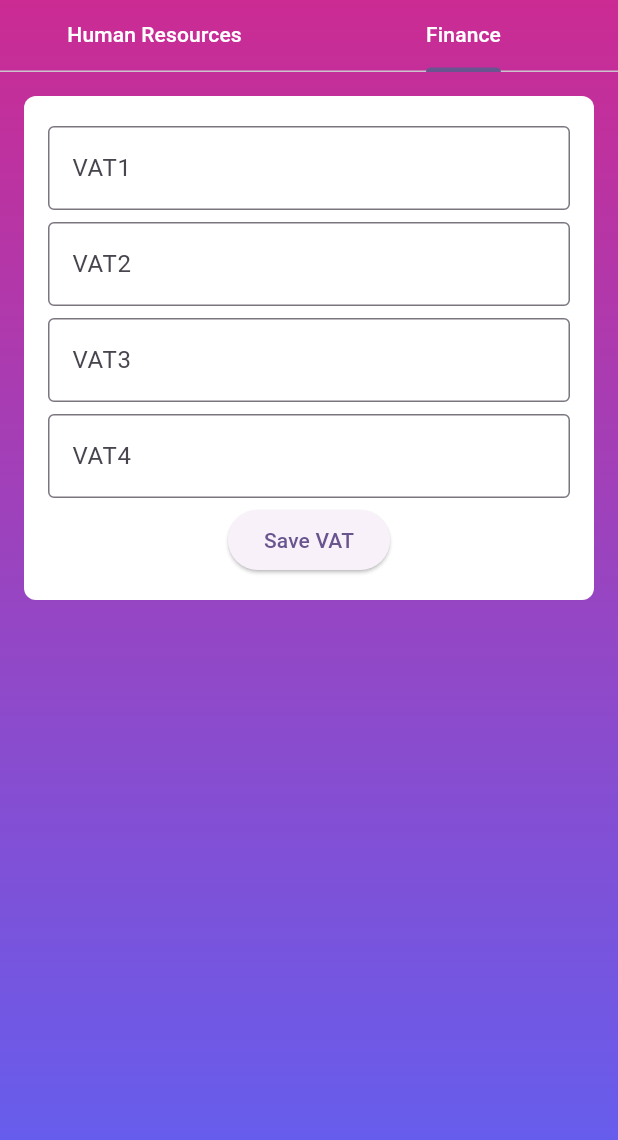
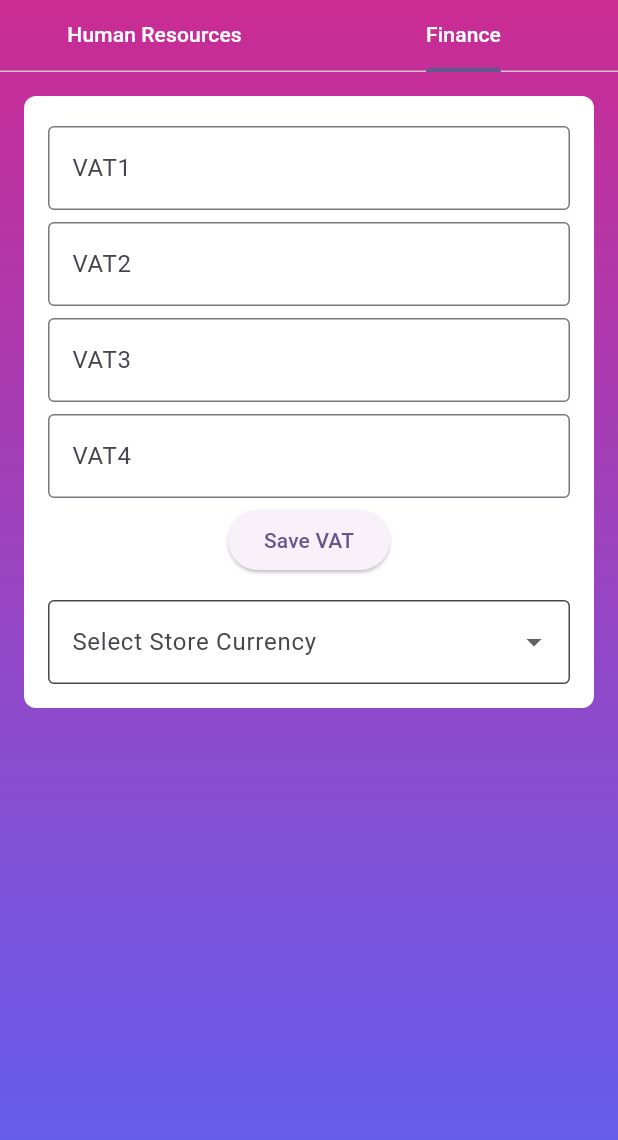
Before and after one commit to pratas05/stock_flow, a Flutter app: the FinanceAndHumanResourcesPage screen opened directly, tab 2 chosen, on a phone screen of 412 x 824 dp. Shown: the top 1140 px of the screen. Run offline on Flutter 3.47's test engine with Material 3 defaults, Android fonts, the phone set to English and light mode, and no system bars; our stand-ins replace cloud_firestore, firebase_auth, firebase_core, google_sign_in, table_calendar, timeago; accounts and stored records are empty.

Commit message:
Currency change finance

```diff
--- a/lib/screens_main/finance_Page.dart
+++ b/lib/screens_main/finance_Page.dart
@@ -76,7 +76,8 @@ class FinanceAndHRViewModel {
       final userDoc = await _firestore.collection('users').doc(user.uid).get();
       return userDoc.data()?['storeNumber'] as String?;
     } catch (e) {
-      debugPrint("Error fetching store number: $e"); return null;
+      debugPrint("Error fetching store number: $e");
+      return null;
     }
   }
 
@@ -104,7 +105,8 @@ class FinanceAndHRViewModel {
     try {
       await _firestore.collection('iva').doc(storeNumber).set(vat.toMap());
     } catch (e) {
-      debugPrint("Error updating VAT values: $e"); rethrow;
+      debugPrint("Error updating VAT values: $e");
+      rethrow;
     }
   }
 
@@ -113,7 +115,24 @@ class FinanceAndHRViewModel {
       await _firestore.collection('users').doc(userId).update({
         'adminPermission': currentPermission ? "" : adminStoreNumber,
       });
-    } catch (e) {debugPrint("Error updating admin permission: $e"); rethrow;}
+    } catch (e) {
+      debugPrint("Error updating admin permission: $e");
+      rethrow;
+    }
+  }
+
+  Future<void> updateStoreCurrency(String currencySymbol) async {
+    try {
+      final user = _auth.currentUser;
+      if (user != null) {
+        await _firestore.collection('users').doc(user.uid).update({
+          'storeCurrency': currencySymbol,
+        });
+      }
+    } catch (e) {
+      debugPrint("Error updating store currency: $e");
+      rethrow;
+    }
   }
 }
 
@@ -132,6 +151,15 @@ class _FinanceAndHumanResourcesPageState
   late TabController _tabController;
   late Future<String?> _storeNumberFuture;
   late VatModel _initialVatValues;
+
+  final Map<String, String> _currencyMap = {
+    'Euro (€)': '€',
+    'US Dollar (\$)': '\$',
+    'British Pound (£)': '£',
+    'Brazilian Real (R\$)': 'R\$',
+  };
+
+  String? _selectedCurrency;
 
   @override
   void initState() {
@@ -155,19 +183,23 @@ class _FinanceAndHumanResourcesPageState
               hexStringToColor("9546C4"),
               hexStringToColor("5E61F4"),
             ],
-            begin: Alignment.topCenter, end: Alignment.bottomCenter,
+            begin: Alignment.topCenter,
+            end: Alignment.bottomCenter,
           ),
         ),
         child: FutureBuilder<String?>(
           future: _storeNumberFuture,
           builder: (context, snapshot) {
-            if (snapshot.connectionState == ConnectionState.waiting) {return const Center(child: CircularProgressIndicator());}
+            if (snapshot.connectionState == ConnectionState.waiting) {
+              return const Center(child: CircularProgressIndicator());
+            }
 
             if (snapshot.hasError || !snapshot.hasData || snapshot.data == null) {
               return const Center(
                 child: Text(
                   'You are not connected to any store. Please contact your Admin.',
-                  style: TextStyle(fontSize: 18, color: Colors.black)),
+                  style: TextStyle(fontSize: 18, color: Colors.black),
+                ),
               );
             }
 
@@ -210,7 +242,7 @@ class _FinanceAndHumanResourcesPageState
 
         if (snapshot.hasError) {
           return const Center(
-            child: Text('Errr to load users.', style: TextStyle(fontSize: 18, color: Colors.black)),
+            child: Text('Error loading users.', style: TextStyle(fontSize: 18, color: Colors.black)),
           );
         }
 
@@ -240,9 +272,7 @@ class _FinanceAndHumanResourcesPageState
                     const Icon(Icons.account_circle, color: Colors.purple),
                     IconButton(
                       icon: Icon(
-                        hasAdminPermission
-                            ? Icons.remove_circle_outline
-                            : Icons.admin_panel_settings,
+                        hasAdminPermission ? Icons.remove_circle_outline : Icons.admin_panel_settings,
                         color: hasAdminPermission ? Colors.red : Colors.blue,
                       ),
                       onPressed: () => _toggleAdminPermission(user.id, hasAdminPermission, storeNumber),
@@ -269,12 +299,12 @@ class _FinanceAndHumanResourcesPageState
 
           if (snapshot.hasError) {
             return const Center(
-              child: Text(
-                'Error to load IVA values', style: TextStyle(fontSize: 18, color: Colors.black)),);
+              child: Text('Error to load IVA values', style: TextStyle(fontSize: 18, color: Colors.black)),
+            );
           }
 
           final vat = snapshot.data ?? VatModel(vat1: '0', vat2: '0', vat3: '0', vat4: '0');
-          _initialVatValues = vat; // Store initial values for comparison
+          _initialVatValues = vat;
 
           final controllers = {
             'VAT1': TextEditingController(text: vat.vat1),
@@ -305,6 +335,41 @@ class _FinanceAndHumanResourcesPageState
                     ElevatedButton(
                       onPressed: () => _updateVatValues(storeNumber, controllers),
                       child: const Text('Save VAT'),
+                    ),
+                    Padding(
+                      padding: const EdgeInsets.only(top: 16.0),
+                      child: DropdownButtonFormField<String>(
+                        value: _selectedCurrency,
+                        decoration: const InputDecoration(
+                          labelText: 'Select Store Currency',
+                          border: OutlineInputBorder(),
+                          filled: true,
+                          fillColor: Colors.white,
+                        ),
+                        items: _currencyMap.entries.map((entry) {
+                          return DropdownMenuItem<String>(
+                            value: entry.value,
+                            child: Text(entry.key),
+                          );
+                        }).toList(),
+                        onChanged: (value) async {
+                          setState(() {
+                            _selectedCurrency = value;
+                          });
+                          if (value != null) {
+                            try {
+                              await _viewModel.updateStoreCurrency(value);
+                              ScaffoldMessenger.of(context).showSnackBar(
+                                SnackBar(content: Text('Currency saved: $value')),
+                              );
+                            } catch (_) {
+                              ScaffoldMessenger.of(context).showSnackBar(
+                                const SnackBar(content: Text('Error saving currency.')),
+                              );
+                            }
+                          }
+                        },
+                      ),
                     ),
                   ],
                 ),
@@ -344,20 +409,24 @@ class _FinanceAndHumanResourcesPageState
         vat4: controllers['VAT4']!.text,
       );
 
-      // Check if any value has changed
       if (newVat.isEqual(_initialVatValues)) {
         ScaffoldMessenger.of(context).showSnackBar(
           const SnackBar(content: Text('No changes detected to save.')),
-        ); return;
+        );
+        return;
       }
 
       await _viewModel.updateVatValues(storeNumber, newVat);
       setState(() {
-        _initialVatValues = newVat; // Update initial values after successful save
+        _initialVatValues = newVat;
       });
-      ScaffoldMessenger.of(context).showSnackBar(const SnackBar(content: Text('VAT values updated!')));
+      ScaffoldMessenger.of(context).showSnackBar(
+        const SnackBar(content: Text('VAT values updated!')),
+      );
     } catch (e) {
-      ScaffoldMessenger.of(context).showSnackBar(const SnackBar(content: Text('Error to update VAT values.')));
+      ScaffoldMessenger.of(context).showSnackBar(
+        const SnackBar(content: Text('Error to update VAT values.')),
+      );
     }
   }
 }
```
